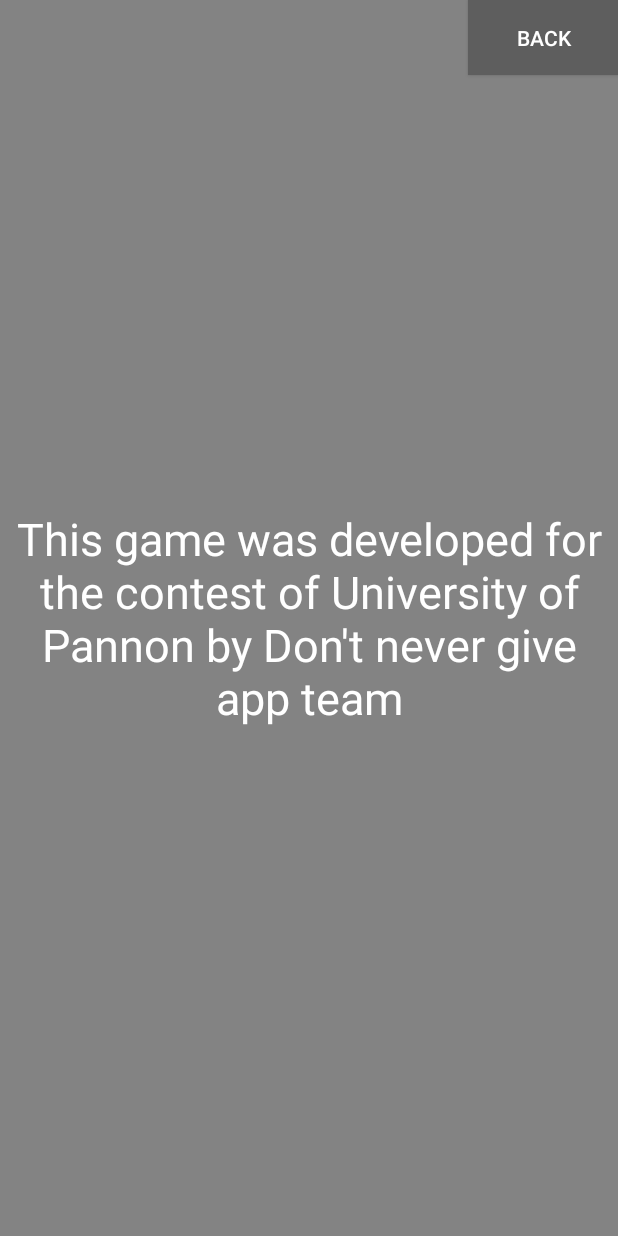
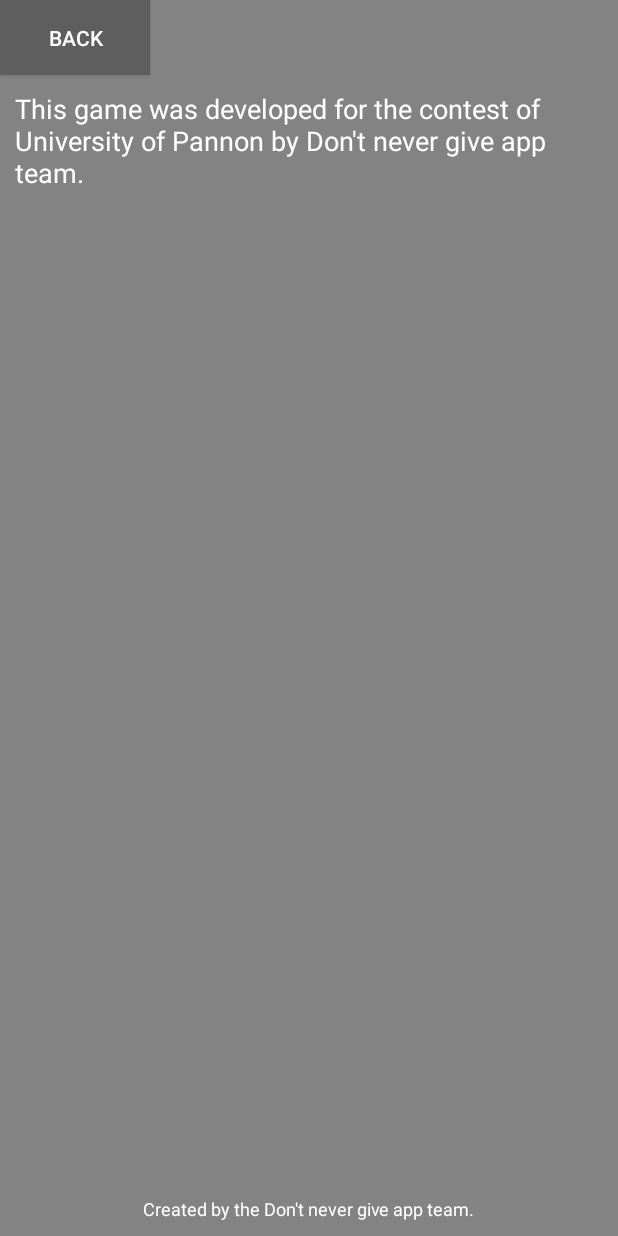
Before and after one commit to adrianrobotka/VectorCar, an Android app: the CreditsActivity screen opened directly, with no data from a screen before it, on a phone screen of 412 x 824 dp. Run offline under Robolectric (Android 15) with nearby library versions, the phone set to English and light mode, and no system bars.

Commit message:
Credits Help menu redesigned

```diff
--- a/app/src/main/res/layout/activity_credits.xml
+++ b/app/src/main/res/layout/activity_credits.xml
@@ -9,20 +9,29 @@
         android:id="@+id/backButtonCredits"
         android:layout_width="100dp"
         android:layout_height="50dp"
-        android:layout_gravity="top|end"
+        android:layout_gravity="top|left"
         android:background="@color/menuColor5"
         android:text="@string/back_button"
         android:textAlignment="center"
         android:textColor="@color/colorButtonText" />
 
     <TextView
-        android:id="@+id/textViewCredits"
         android:layout_width="wrap_content"
         android:layout_height="wrap_content"
-        android:layout_gravity="center_vertical"
+        android:layout_gravity="top"
+        android:layout_marginTop="60dp"
+        android:paddingLeft="10dp"
         android:text="@string/credits_text"
-        android:textAlignment="center"
         android:textColor="@android:color/white"
-        android:textSize="30sp" />
+        android:textSize="18sp" />
+
+    <TextView
+        android:layout_width="wrap_content"
+        android:layout_height="wrap_content"
+        android:layout_gravity="bottom|center"
+        android:layout_marginBottom="10dp"
+        android:text="@string/created_text"
+        android:textColor="@android:color/white"
+        android:textSize="12sp" />
 
 </FrameLayout>
--- a/app/src/main/res/values/strings.xml
+++ b/app/src/main/res/values/strings.xml
@@ -16,8 +16,9 @@
     <string name="reset">Reset</string>
     <string name="your_score">"Your Score: "</string>
 
-    <string name="credits_text">This game was developed for the contest of University of Pannon by Don\'t never give app team</string>
-    <string name="help_text">Swipe right or left to switch between lanes, up to accelerate, down to brake!</string>
+    <string name="credits_text">This game was developed for the contest of University of Pannon by Don\'t never give app team.</string>
+    <string name="created_text">Created by the Don\'t never give app team.</string>
+    <string name="help_text">">>  Swipe right or left to switch between lanes\n\n>>  Up to accelerate\n\n>>  Down to brake"</string>
     <string name="no_scores">No scores have been made so far...</string>
     <string name="choose_name_title">Type your name!</string>
     <string name="shared_preferences_key">hu.pendroid.dnga.vectorcar.key</string>
```
Also changed, not shown: app/src/main/res/layout/activity_help.xml (+6 -4 lines), 1 other file.
